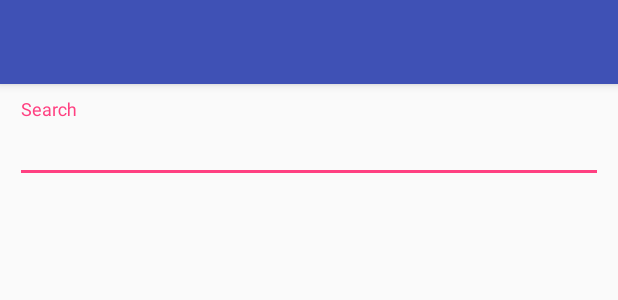
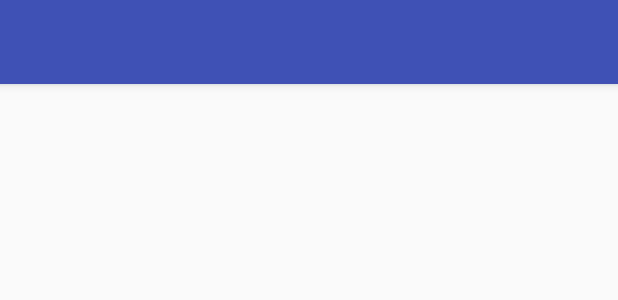
Before and after one commit to myotive/stranger-streams, an Android app: the layout activity_main.xml on its own in the app's theme, with its tools: preview values and no code run, on a phone screen of 412 x 824 dp. Shown: the top 300 px of the screen. Run offline under Robolectric (Android 15) with nearby library versions, the phone set to English and light mode, and no system bars.

Commit message:
Adding the codemash content. Need to update UI and refactor...

```diff
--- a/app/src/main/res/layout/activity_main.xml
+++ b/app/src/main/res/layout/activity_main.xml
@@ -28,7 +28,10 @@
 
         </android.support.design.widget.AppBarLayout>
 
-        <include layout="@layout/content_main" />
+        <FrameLayout
+            android:id="@+id/main_content"
+            android:layout_width="match_parent"
+            android:layout_height="match_parent" />
 
     </android.support.design.widget.CoordinatorLayout>
 
--- a/app/src/main/res/layout/content_main.xml
+++ /dev/null
@@ -1,33 +0,0 @@
-<?xml version="1.0" encoding="utf-8"?>
-<android.support.v4.widget.NestedScrollView
-    xmlns:android="http://schemas.android.com/apk/res/android"
-    xmlns:app="http://schemas.android.com/apk/res-auto"
-    android:layout_width="match_parent"
-    android:layout_height="match_parent"
-    android:paddingTop="?attr/actionBarSize">
-
-    <LinearLayout
-        android:layout_width="match_parent"
-        android:layout_height="wrap_content"
-        android:orientation="vertical"
-        android:padding="10dp">
-
-        <android.support.design.widget.TextInputLayout
-            android:layout_width="match_parent"
-            android:layout_height="wrap_content">
-            <EditText
-                android:id="@+id/txt_search"
-                android:layout_width="match_parent"
-                android:layout_height="wrap_content"
-                android:maxLines="1"
-                android:hint="@string/hint_search_text"/>
-        </android.support.design.widget.TextInputLayout>
-
-        <android.support.v7.widget.RecyclerView
-            android:id="@+id/rv_results"
-            android:layout_width="match_parent"
-            android:layout_height="match_parent"
-            app:layout_behavior="@string/appbar_scrolling_view_behavior" />
-    </LinearLayout>
-
-</android.support.v4.widget.NestedScrollView>
--- a/codemash_common/src/main/AndroidManifest.xml
+++ b/codemash_common/src/main/AndroidManifest.xml
@@ -1,5 +1,7 @@
 <manifest xmlns:android="http://schemas.android.com/apk/res/android"
     package="com.example.myotive.codemash_common">
+
+    <uses-permission android:name="android.permission.INTERNET" />
 
     <application android:allowBackup="true" android:label="@string/app_name"
         android:supportsRtl="true">
--- a/codemash_common/src/main/java/com/example/myotive/codemash_common/di/NetworkModule.java
+++ b/codemash_common/src/main/java/com/example/myotive/codemash_common/di/NetworkModule.java
@@ -27,6 +27,7 @@ public class NetworkModule {
                 .baseUrl("https://speakers.codemash.org/")
                 .client(client)
                 .addConverterFactory(GsonConverterFactory.create())
+                .addCallAdapterFactory(RxJavaCallAdapterFactory.createWithScheduler(Schedulers.io()))
                 .build();
     }
 
@@ -43,7 +44,7 @@ public class NetworkModule {
     @ApplicationScope
     HttpLoggingInterceptor provideInterceptor(){
         HttpLoggingInterceptor logging = new HttpLoggingInterceptor();
-        logging.setLevel(HttpLoggingInterceptor.Level.BASIC);
+        logging.setLevel(HttpLoggingInterceptor.Level.BODY);
 
         return logging;
     }
```
Also changed, not shown: app/src/main/java/com/example/myotive/strangerstreamsdemo/MainActivity.java (+15 -34 lines), app/src/main/java/com/example/myotive/strangerstreamsdemo/ui/CodeMashFragment.java (+63 -2 lines), app/src/main/res/layout/fragment_codemash.xml (+4 -5 lines), app/src/main/res/layout/fragment_dn_d.xml (+28 -8 lines).
